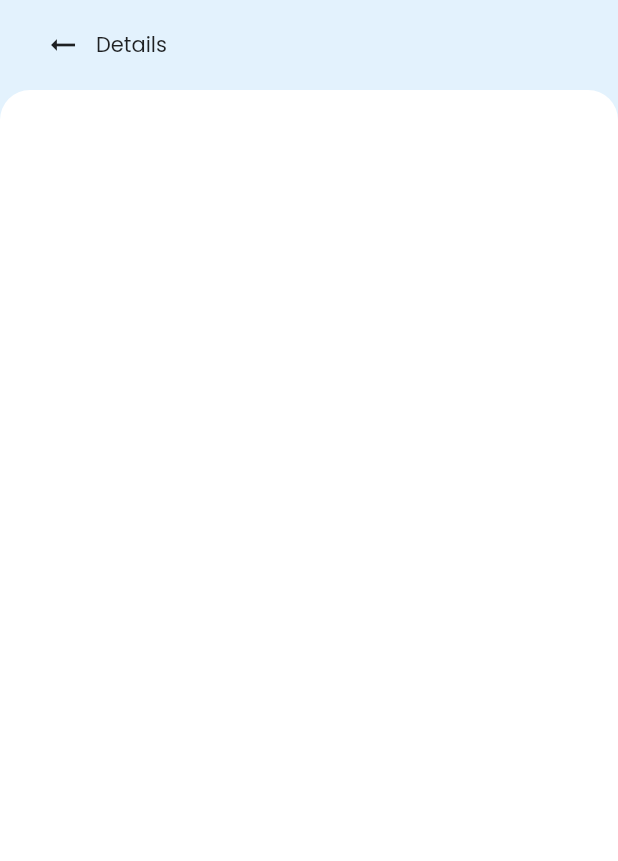
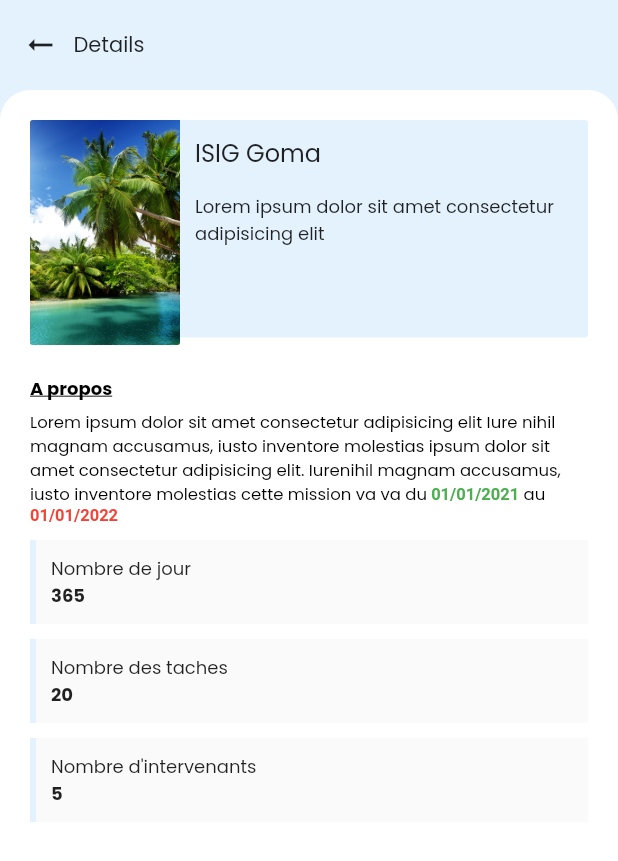
Before and after one commit to Optimus-ged/test_project, a Flutter app: the MissionDetails screen opened directly, on a phone screen of 412 x 824 dp. Shown: the top 861 px of the screen. Run offline on Flutter 3.47's test engine with Material 2 defaults, Android fonts, the phone set to English and light mode, and no system bars; our stand-ins replace bloc, equatable, flutter_bloc, fluttertoast, get_it, shared_preferences; accounts and stored records are empty.

Commit message:
An other item created on detail page

```diff
--- a/lib/ui/screens/mission_details.dart
+++ b/lib/ui/screens/mission_details.dart
@@ -1,3 +1,4 @@
+import 'package:ackaton_manage/constants/theme.dart';
 import 'package:flutter/material.dart';
 
 class MissionDetails extends StatefulWidget {
@@ -10,7 +11,8 @@ class MissionDetails extends StatefulWidget {
 class _MissionDetailsState extends State<MissionDetails> {
   @override
   Widget build(BuildContext context) {
-    return Container(
+    return Scaffold(
+      body: Container(
         color: Colors.blue[50],
         child: Column(
           children: [
@@ -22,12 +24,13 @@ class _MissionDetailsState extends State<MissionDetails> {
             _buildContent()
           ],
         ),
+      ),
     );
   }
 
-  Widget _buildMissionItem({VoidCallback ontap}) {
+  Widget _buildMissionItem() {
     return Container(
-      margin: const EdgeInsets.only(left: 20, right: 20, bottom: 5),
+      // margin: const EdgeInsets.only(left: 20, right: 20, bottom: 5),
       child: Row(
         children: [
           Container(
@@ -42,7 +45,8 @@ class _MissionDetailsState extends State<MissionDetails> {
               ),
               image: DecorationImage(
                 image: AssetImage('assets/images/paysage.jpg'),
-                  fit: BoxFit.cover),
+                fit: BoxFit.cover,
+              ),
             ),
           ),
           Expanded(
@@ -66,7 +70,6 @@ class _MissionDetailsState extends State<MissionDetails> {
                     Text(
                       'ISIG Goma',
                       style: TextStyle(
-                        fontWeight: FontWeight.bold,
                         fontSize: 16,
                         color: Colors.black87,
                       ),
@@ -78,21 +81,6 @@ class _MissionDetailsState extends State<MissionDetails> {
                         fontSize: 12,
                       ),
                     ),
-                    Spacer(),
-                    GestureDetector(
-                      onTap: ontap,
-                      child: Container(
-                        padding: EdgeInsets.all(5),
-                        decoration: BoxDecoration(
-                          color: Colors.blue,
-                          borderRadius: BorderRadius.circular(2),
-                        ),
-                        child: Text(
-                          'visualiser',
-                          style: TextStyle(fontSize: 12, color: Colors.white),
-                        ),
-                      ),
-                    )
                   ],
                 ),
               ),
@@ -106,24 +94,20 @@ class _MissionDetailsState extends State<MissionDetails> {
   Widget _buildAppBar() {
     return Container(
       height: 60,
-      padding: EdgeInsets.symmetric(horizontal: 20),
+      padding: EdgeInsets.only(left: 5),
       child: Row(
         children: [
-          Container(
+          GestureDetector(
+            onTap: () => Navigator.of(context).pop(),
+            child: Container(
               padding: EdgeInsets.all(10),
               child: RotationTransition(
                 turns: AlwaysStoppedAnimation(180 / 360),
                 child: Icon(Icons.arrow_right_alt),
               ),
             ),
-          Center(
-            child: Material(
-              color: Colors.transparent,
-              child: Center(
-                child: Text('Details'),
           ),
-            ),
-          )
+          Text('Details')
         ],
       ),
     );
@@ -132,12 +116,96 @@ class _MissionDetailsState extends State<MissionDetails> {
   Widget _buildContent() {
     return Expanded(
       child: Container(
+        padding: EdgeInsets.symmetric(horizontal: 20),
         decoration: BoxDecoration(
           color: Colors.white,
           borderRadius: BorderRadius.vertical(
             top: Radius.circular(20),
           ),
         ),
+        child: Column(
+          crossAxisAlignment: CrossAxisAlignment.start,
+          children: [
+            SizedBox(height: 20),
+            _buildMissionItem(),
+            SizedBox(height: 20),
+            Text(
+              'A propos',
+              style: TextStyle(
+                fontSize: 12,
+                color: Colors.black,
+                fontWeight: FontWeight.w600,
+                decoration: TextDecoration.underline,
+              ),
+            ),
+            SizedBox(height: 5),
+            RichText(
+              text: TextSpan(
+                text:
+                    'Lorem ipsum dolor sit amet consectetur adipisicing elit Iure nihil magnam accusamus, iusto inventore molestias ipsum dolor sit amet consectetur adipisicing elit. Iurenihil magnam accusamus, iusto inventore molestias cette mission va va du',
+                style: TextStyle(
+                    fontSize: 11,
+                    fontFamily: '${CustomTheme.secondaryFont}',
+                    color: Colors.black),
+                children: const <TextSpan>[
+                  TextSpan(
+                    text: ' 01/01/2021',
+                    style: TextStyle(
+                        color: Colors.green, fontWeight: FontWeight.w600),
+                  ),
+                  TextSpan(text: ' au'),
+                  TextSpan(
+                    text: ' 01/01/2022',
+                    style: TextStyle(
+                      fontWeight: FontWeight.w600,
+                      color: Colors.red,
+                    ),
+                  ),
+                ],
+              ),
+            ),
+            SizedBox(height: 10),
+            _buildItem(title: 'Nombre de jour', number: '365'),
+            _buildItem(title: 'Nombre des taches', number: '20'),
+            _buildItem(title: 'Nombre d\'intervenants', number: 5),
+          ],
+        ),
+      ),
+    );
+  }
+
+  Widget _buildItem({String title, number}) {
+    return Container(
+      width: MediaQuery.of(context).size.width - 40,
+      padding: EdgeInsets.symmetric(vertical: 10, horizontal: 10),
+      margin: EdgeInsets.only(bottom: 10),
+      decoration: BoxDecoration(
+        color: Colors.grey[50],
+        border: Border(
+          left: BorderSide(width: 4, color: Colors.blue[50]),
+        ),
+      ),
+      child: Column(
+        crossAxisAlignment: CrossAxisAlignment.start,
+        children: [
+          Container(
+            child: Text(
+              '$title',
+              style: TextStyle(
+                fontSize: 12,
+              ),
+            ),
+          ),
+          Container(
+            child: Text(
+              '$number',
+              style: TextStyle(
+                fontSize: 12,
+                fontWeight: FontWeight.w600,
+              ),
+            ),
+          ),
+        ],
       ),
     );
   }
--- a/lib/ui/screens/mission_page.dart
+++ b/lib/ui/screens/mission_page.dart
@@ -136,7 +136,7 @@ class MissionPage extends StatelessWidget {
                     Text(
                       'ISIG Goma',
                       style: TextStyle(
-                        fontWeight: FontWeight.bold,
+                        // fontWeight: FontWeight.bold,
                         fontSize: 16,
                         color: Colors.black87,
                       ),
```
Lines whose indentation alone changed are shown as unchanged.
